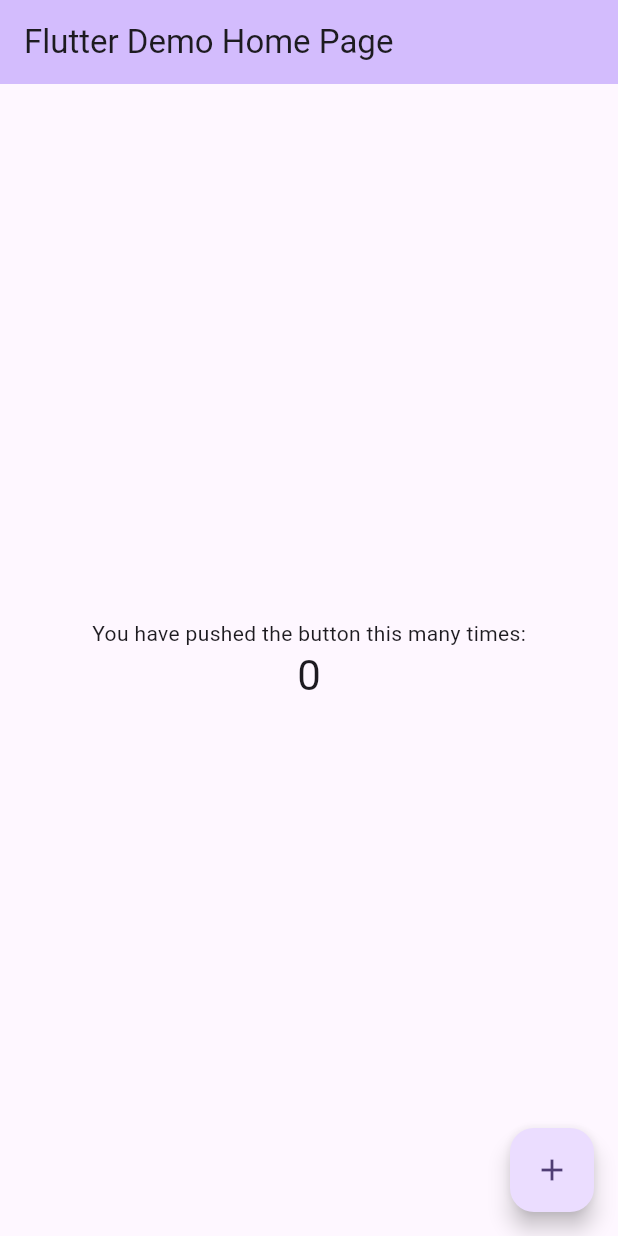
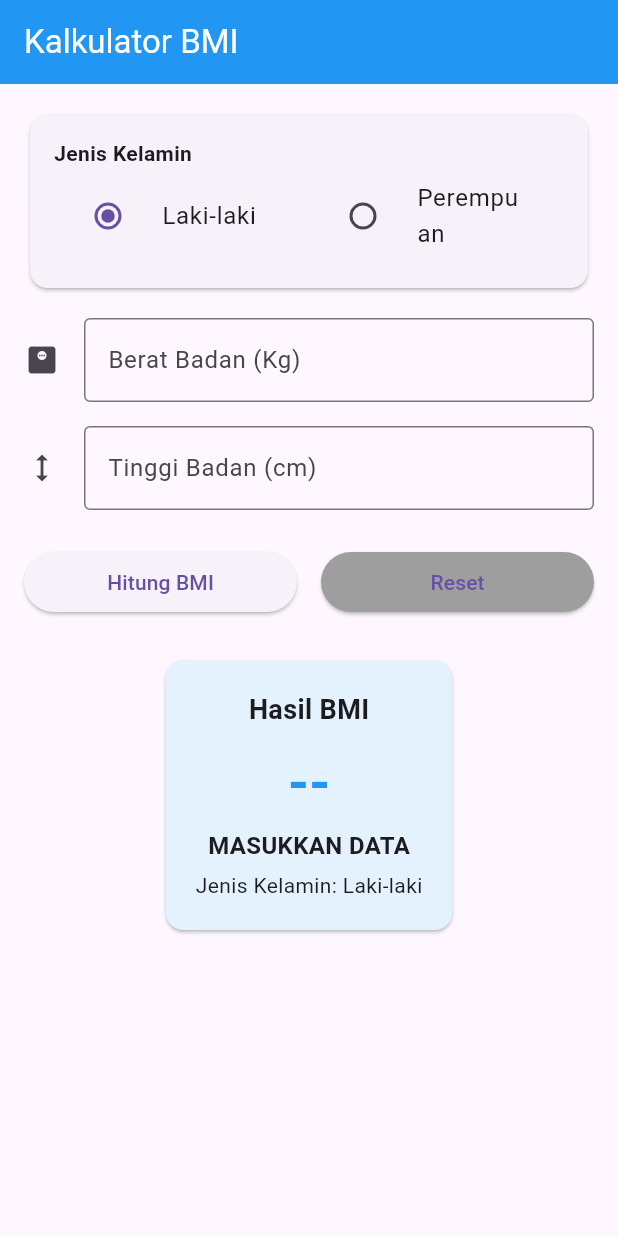
Before and after one commit to Santy116/T3_DART, a Flutter app: the screen it shows after launch, on a phone screen of 412 x 824 dp. Run offline on Flutter 3.47's test engine with Material 3 defaults, Android fonts, the light colour scheme and no system bars.

Commit message:
commit ke 2

```diff
--- a/lib/main.dart
+++ b/lib/main.dart
@@ -1,122 +1,229 @@
 import 'package:flutter/material.dart';
 
 void main() {
-  runApp(const MyApp());
+  runApp(const CalculatorBMI());
 }
 
-class MyApp extends StatelessWidget {
-  const MyApp({super.key});
+class CalculatorBMI extends StatelessWidget {
+  const CalculatorBMI({super.key});
 
-  // This widget is the root of your application.
   @override
   Widget build(BuildContext context) {
     return MaterialApp(
-      title: 'Flutter Demo',
-      theme: ThemeData(
-        // This is the theme of your application.
-        //
-        // TRY THIS: Try running your application with "flutter run". You'll see
-        // the application has a purple toolbar. Then, without quitting the app,
-        // try changing the seedColor in the colorScheme below to Colors.green
-        // and then invoke "hot reload" (save your changes or press the "hot
-        // reload" button in a Flutter-supported IDE, or press "r" if you used
-        // the command line to start the app).
-        //
-        // Notice that the counter didn't reset back to zero; the application
-        // state is not lost during the reload. To reset the state, use hot
-        // restart instead.
-        //
-        // This works for code too, not just values: Most code changes can be
-        // tested with just a hot reload.
-        colorScheme: ColorScheme.fromSeed(seedColor: Colors.deepPurple),
-      ),
-      home: const MyHomePage(title: 'Flutter Demo Home Page'),
+      title: 'Kalkulator BMI',
+      home: BMIScreen(),
     );
   }
 }
 
-class MyHomePage extends StatefulWidget {
-  const MyHomePage({super.key, required this.title});
-
-  // This widget is the home page of your application. It is stateful, meaning
-  // that it has a State object (defined below) that contains fields that affect
-  // how it looks.
-
-  // This class is the configuration for the state. It holds the values (in this
-  // case the title) provided by the parent (in this case the App widget) and
-  // used by the build method of the State. Fields in a Widget subclass are
-  // always marked "final".
-
-  final String title;
+class BMIScreen extends StatefulWidget {
+  const BMIScreen({super.key});
 
   @override
-  State<MyHomePage> createState() => _MyHomePageState();
+  State<BMIScreen> createState() => _BMIScreenState();
 }
 
-class _MyHomePageState extends State<MyHomePage> {
-  int _counter = 0;
+class _BMIScreenState extends State<BMIScreen> {
+  final _berat = TextEditingController();
+  final _tinggi = TextEditingController();
+  String _jenisKelamin = 'Laki-laki';
 
-  void _incrementCounter() {
+  double? _hasil;
+  String? _kategori;
+
+  void _hitungMBI() {
+    final double weight = double.tryParse(_berat.text) ?? 0;
+    final double height = double.tryParse(_tinggi.text) ?? 0;
+
     setState(() {
-      // This call to setState tells the Flutter framework that something has
-      // changed in this State, which causes it to rerun the build method below
-      // so that the display can reflect the updated values. If we changed
-      // _counter without calling setState(), then the build method would not be
-      // called again, and so nothing would appear to happen.
-      _counter++;
+      if (weight > 0 && height > 0) {
+        final double heightInM = height / 100;
+        final bmi = weight / (heightInM * heightInM);
+        _hasil = bmi;
+
+        if (_jenisKelamin == 'Laki-laki') {
+          if (bmi < 18.5) {
+            _kategori = "Kurus";
+          } else if (bmi < 25) {
+            _kategori = 'Ideal';
+          } else if (bmi < 30) {
+            _kategori = "Gemuk";
+          } else {
+            _kategori = "Obesitas";
+          }
+        } else {
+          if (bmi < 17) {
+            _kategori = "Kurus";
+          } else if (bmi < 23) {
+            _kategori = 'Ideal';
+          } else if (bmi < 30) {
+            _kategori = "Gemuk";
+          } else {
+            _kategori = "Obesitas";
+          }
+        }
+      } else {
+        _hasil = null;
+        _kategori = 'Masukan data yang valid';
+      }
+    });
+  }
+
+  void _resetData() {
+    setState(() {
+      _berat.clear();
+      _tinggi.clear();
+      _hasil = null;
+      _kategori = null;
+      _jenisKelamin = 'Laki-laki';
     });
   }
 
   @override
   Widget build(BuildContext context) {
-    // This method is rerun every time setState is called, for instance as done
-    // by the _incrementCounter method above.
-    //
-    // The Flutter framework has been optimized to make rerunning build methods
-    // fast, so that you can just rebuild anything that needs updating rather
-    // than having to individually change instances of widgets.
     return Scaffold(
       appBar: AppBar(
-        // TRY THIS: Try changing the color here to a specific color (to
-        // Colors.amber, perhaps?) and trigger a hot reload to see the AppBar
-        // change color while the other colors stay the same.
-        backgroundColor: Theme.of(context).colorScheme.inversePrimary,
-        // Here we take the value from the MyHomePage object that was created by
-        // the App.build method, and use it to set our appbar title.
-        title: Text(widget.title),
+        title: Text('Kalkulator BMI'),
+        backgroundColor: Colors.blue,
+        foregroundColor: Colors.white,
       ),
-      body: Center(
-        // Center is a layout widget. It takes a single child and positions it
-        // in the middle of the parent.
+      body: Padding(
+        padding: EdgeInsets.all(16.0),
         child: Column(
-          // Column is also a layout widget. It takes a list of children and
-          // arranges them vertically. By default, it sizes itself to fit its
-          // children horizontally, and tries to be as tall as its parent.
-          //
-          // Column has various properties to control how it sizes itself and
-          // how it positions its children. Here we use mainAxisAlignment to
-          // center the children vertically; the main axis here is the vertical
-          // axis because Columns are vertical (the cross axis would be
-          // horizontal).
-          //
-          // TRY THIS: Invoke "debug painting" (choose the "Toggle Debug Paint"
-          // action in the IDE, or press "p" in the console), to see the
-          // wireframe for each widget.
-          mainAxisAlignment: MainAxisAlignment.center,
-          children: <Widget>[
-            const Text('You have pushed the button this many times:'),
-            Text(
-              '$_counter',
-              style: Theme.of(context).textTheme.headlineMedium,
+          children: [
+            Card(
+              child: Padding(
+                padding: EdgeInsets.all(16.0),
+                child: Column(
+                  crossAxisAlignment: CrossAxisAlignment.start,
+                  children: [
+                    Text(
+                      'Jenis Kelamin',
+                      style: TextStyle(fontWeight: FontWeight.bold),
+                    ),
+                    Row(
+                      children: [
+                        Expanded(
+                          child: RadioListTile(
+                            title: Text('Laki-laki'),
+                            value: 'Laki-laki',
+                            groupValue: _jenisKelamin,
+                            onChanged: (value) {
+                              setState(() {
+                                _jenisKelamin = value!;
+                              });
+                            },
+                          ),
+                        ),
+                        Expanded(
+                          child: RadioListTile(
+                            title: Text('Perempuan'),
+                            value: 'Perempuan',
+                            groupValue: _jenisKelamin,
+                            onChanged: (value) {
+                              setState(() {
+                                _jenisKelamin = value!;
+                              });
+                            },
+                          ),
+                        ),
+                      ],
+                    ),
+                  ],
+                ),
+              ),
+            ),
+            SizedBox(height: 16),
+
+            // Input Berat Badan
+            TextField(
+              controller: _berat,
+              keyboardType: TextInputType.number,
+              decoration: InputDecoration(
+                labelText: 'Berat Badan (Kg)',
+                icon: Icon(Icons.monitor_weight),
+                border: OutlineInputBorder(),
+              ),
+            ),
+            SizedBox(height: 16),
+
+            TextField(
+              controller: _tinggi,
+              keyboardType: TextInputType.number,
+              decoration: InputDecoration(
+                labelText: 'Tinggi Badan (cm)',
+                icon: Icon(Icons.height),
+                border: OutlineInputBorder(),
+              ),
+            ),
+            SizedBox(height: 24),
+
+            // Tombol Hitung dan Reset
+            Row(
+              children: [
+                Expanded(
+                  child: ElevatedButton(
+                    onPressed: _hitungMBI,
+                    child: Text('Hitung BMI'),
+                  ),
+                ),
+                SizedBox(width: 16),
+                Expanded(
+                  child: ElevatedButton(
+                    onPressed: _resetData,
+                    style: ElevatedButton.styleFrom(
+                      backgroundColor: Colors.grey,
+                    ),
+                    child: Text('Reset'),
+                  ),
+                ),
+              ],
+            ),
+            SizedBox(height: 24),
+
+            // Hasil
+            Card(
+              color: Colors.blue[50],
+              child: Padding(
+                padding: EdgeInsets.all(20.0),
+                child: Column(
+                  children: [
+                    Text(
+                      'Hasil BMI',
+                      style: TextStyle(
+                        fontSize: 18,
+                        fontWeight: FontWeight.bold,
+                      ),
+                    ),
+                    SizedBox(height: 10),
+                    Text(
+                      _hasil?.toStringAsFixed(1) ?? '--',
+                      style: TextStyle(
+                        fontSize: 36,
+                        fontWeight: FontWeight.bold,
+                        color: Colors.blue,
+                      ),
+                    ),
+                    SizedBox(height: 5),
+                    Text(
+                      _kategori?.toUpperCase() ?? 'MASUKKAN DATA',
+                      style: TextStyle(
+                        fontSize: 16,
+                        fontWeight: FontWeight.bold,
+                      ),
+                    ),
+                    SizedBox(height: 5),
+                    Text(
+                      'Jenis Kelamin: $_jenisKelamin',
+                      style: TextStyle(fontSize: 14),
+                    ),
+                  ],
+                ),
+              ),
             ),
           ],
         ),
       ),
-      floatingActionButton: FloatingActionButton(
-        onPressed: _incrementCounter,
-        tooltip: 'Increment',
-        child: const Icon(Icons.add),
-      ), // This trailing comma makes auto-formatting nicer for build methods.
     );
   }
 }
```
Also changed, not shown: 1 other file.
